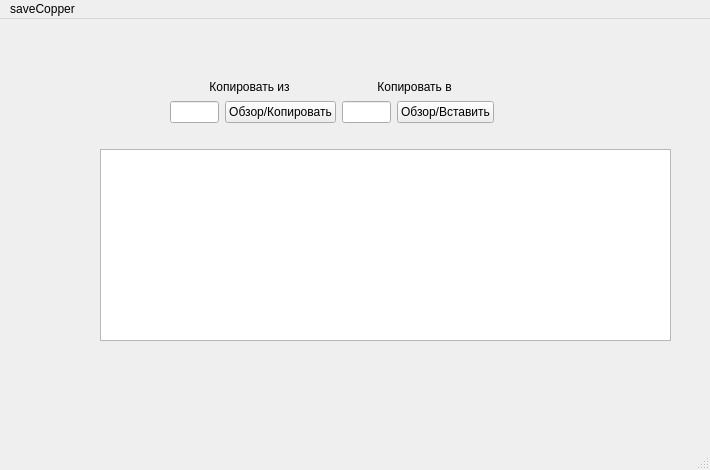
Before: the Qt Designer form mainwindow.ui in KiseSaiyajin/saveCopper, drawn with Qt 5.
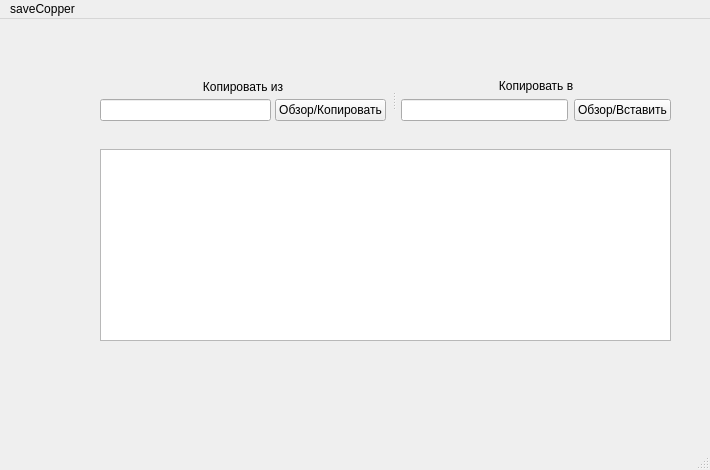
After: the same form once the commit is applied.

```diff
--- a/mainwindow.ui
+++ b/mainwindow.ui
@@ -10,6 +10,12 @@
     <height>470</height>
    </rect>
   </property>
+  <property name="maximumSize">
+   <size>
+    <width>16777215</width>
+    <height>16777215</height>
+   </size>
+  </property>
   <property name="windowTitle">
    <string>MainWindow</string>
   </property>
@@ -24,18 +30,38 @@
      </rect>
     </property>
    </widget>
-   <widget class="QWidget" name="">
+   <widget class="QSplitter" name="splitter">
     <property name="geometry">
      <rect>
-      <x>170</x>
+      <x>100</x>
       <y>60</y>
-      <width>324</width>
-      <height>44</height>
+      <width>571</width>
+      <height>42</height>
      </rect>
     </property>
-    <layout class="QVBoxLayout" name="verticalLayout">
-     <item>
-      <layout class="QHBoxLayout" name="horizontalLayout_2">
+    <property name="layoutDirection">
+     <enum>Qt::LeftToRight</enum>
+    </property>
+    <property name="orientation">
+     <enum>Qt::Horizontal</enum>
+    </property>
+    <property name="handleWidth">
+     <number>15</number>
+    </property>
+    <widget class="QWidget" name="">
+     <layout class="QVBoxLayout" name="verticalLayout_2">
+      <property name="spacing">
+       <number>4</number>
+      </property>
+      <property name="leftMargin">
+       <number>0</number>
+      </property>
+      <property name="rightMargin">
+       <number>0</number>
+      </property>
+      <property name="bottomMargin">
+       <number>0</number>
+      </property>
        <item>
         <widget class="QLabel" name="selectedFileLabel">
          <property name="text">
@@ -47,6 +73,37 @@
         </widget>
        </item>
        <item>
+       <layout class="QHBoxLayout" name="horizontalLayout_2">
+        <property name="rightMargin">
+         <number>0</number>
+        </property>
+        <item>
+         <widget class="QLineEdit" name="lineEdit_1">
+          <property name="enabled">
+           <bool>true</bool>
+          </property>
+          <property name="mouseTracking">
+           <bool>true</bool>
+          </property>
+          <property name="dragEnabled">
+           <bool>true</bool>
+          </property>
+         </widget>
+        </item>
+        <item>
+         <widget class="QPushButton" name="selectFileButton">
+          <property name="text">
+           <string>Обзор/Копировать</string>
+          </property>
+         </widget>
+        </item>
+       </layout>
+      </item>
+     </layout>
+    </widget>
+    <widget class="QWidget" name="">
+     <layout class="QVBoxLayout" name="verticalLayout">
+      <item>
         <widget class="QLabel" name="label_2">
          <property name="text">
           <string>Копировать в</string>
@@ -56,20 +113,11 @@
          </property>
         </widget>
        </item>
-      </layout>
-     </item>
      <item>
       <layout class="QHBoxLayout" name="horizontalLayout">
-       <item>
-        <widget class="QLineEdit" name="lineEdit_1"/>
-       </item>
-       <item>
-        <widget class="QPushButton" name="selectFileButton">
-         <property name="text">
-          <string>Обзор/Копировать</string>
-         </property>
-        </widget>
-       </item>
+        <property name="leftMargin">
+         <number>0</number>
+        </property>
        <item>
         <widget class="QLineEdit" name="lineEdit_2"/>
        </item>
@@ -89,6 +137,7 @@
       </layout>
      </item>
     </layout>
+    </widget>
    </widget>
   </widget>
   <widget class="QMenuBar" name="menubar">
```
Lines whose indentation alone changed are shown as unchanged.
